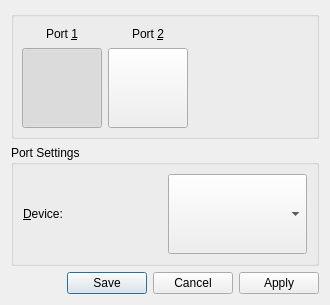
GerbilSoft/gens-gs-ii, file src/gens-qt4/ui/CtrlConfigWindow.ui: the form before one commit.
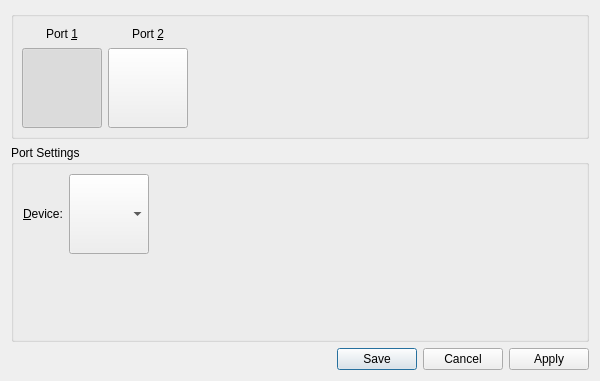
The form after the commit. Icons and pictures are not drawn. Custom widgets are drawn as their Qt base class.

Commit message:
[gens-qt4] widgets/GensCtrlCfgWidget.cpp: New widget for controller configuration.
GensCtrlCfgWidget uses GensKeySequenceWidget, though I may change
this later on.

Currently, the widget is hard-coded for Io6Button, though it should
work properly with Io3Button and Io2Button.

ui/CtrlConfigWindow.ui: Added a GensCtrlCfgWidget item.

TODO: Improve GensCtrlCfgWidget and make everything usable for
configuring controllers.

```diff
--- a/src/gens-qt4/ui/CtrlConfigWindow.ui
+++ b/src/gens-qt4/ui/CtrlConfigWindow.ui
@@ -6,8 +6,8 @@
    <rect>
     <x>0</x>
     <y>0</y>
-    <width>330</width>
-    <height>281</height>
+    <width>600</width>
+    <height>381</height>
    </rect>
   </property>
   <property name="windowTitle">
@@ -155,8 +155,10 @@
      <property name="title">
       <string>Port Settings</string>
      </property>
-     <layout class="QGridLayout" name="gridLayout_2">
-      <item row="0" column="0">
+     <layout class="QVBoxLayout" name="verticalLayout_2">
+      <item>
+       <layout class="QHBoxLayout" name="hboxPortSettingsDevice">
+        <item>
        <widget class="QLabel" name="lblDevice">
         <property name="sizePolicy">
          <sizepolicy hsizetype="Preferred" vsizetype="Preferred">
@@ -172,7 +174,7 @@
         </property>
        </widget>
       </item>
-      <item row="0" column="1">
+        <item>
        <widget class="QComboBox" name="cboDevice">
         <property name="sizePolicy">
          <sizepolicy hsizetype="Preferred" vsizetype="Fixed">
@@ -194,6 +196,39 @@
         </property>
        </widget>
       </item>
+        <item>
+         <spacer name="hspcDevice">
+          <property name="orientation">
+           <enum>Qt::Horizontal</enum>
+          </property>
+          <property name="sizeHint" stdset="0">
+           <size>
+            <width>40</width>
+            <height>20</height>
+           </size>
+          </property>
+         </spacer>
+        </item>
+       </layout>
+      </item>
+      <item>
+       <widget class="GensQt4::GensCtrlCfgWidget" name="ctrlCfgWidget" native="true">
+        <layout class="QGridLayout" name="gridLayout_2"/>
+       </widget>
+      </item>
+      <item>
+       <spacer name="vspcPortSettings">
+        <property name="orientation">
+         <enum>Qt::Vertical</enum>
+        </property>
+        <property name="sizeHint" stdset="0">
+         <size>
+          <width>20</width>
+          <height>40</height>
+         </size>
+        </property>
+       </spacer>
+      </item>
      </layout>
     </widget>
    </item>
@@ -209,6 +244,14 @@
    </item>
   </layout>
  </widget>
+ <customwidgets>
+  <customwidget>
+   <class>GensQt4::GensCtrlCfgWidget</class>
+   <extends>QWidget</extends>
+   <header>widgets/GensCtrlCfgWidget.hpp</header>
+   <container>1</container>
+  </customwidget>
+ </customwidgets>
  <resources>
   <include location="resources/gens-qt4.qrc"/>
  </resources>
```
Lines whose indentation alone changed are shown as unchanged. The commit also changes 3 other files.
